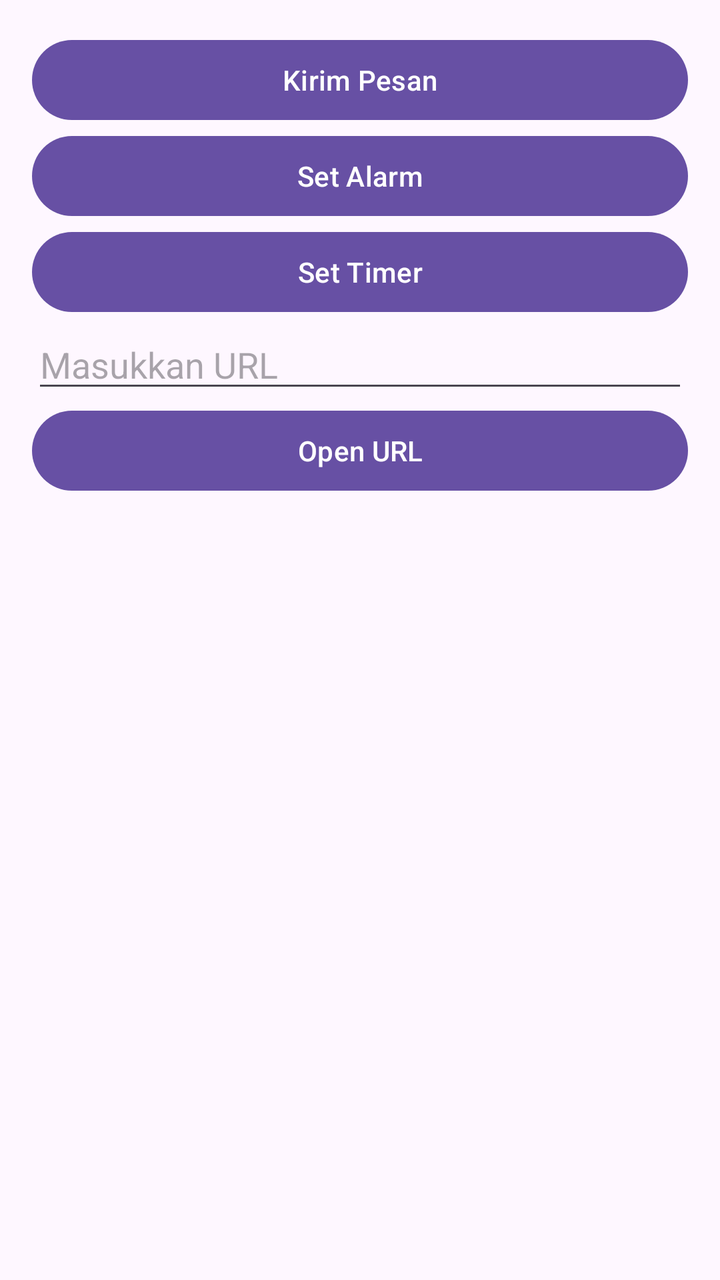
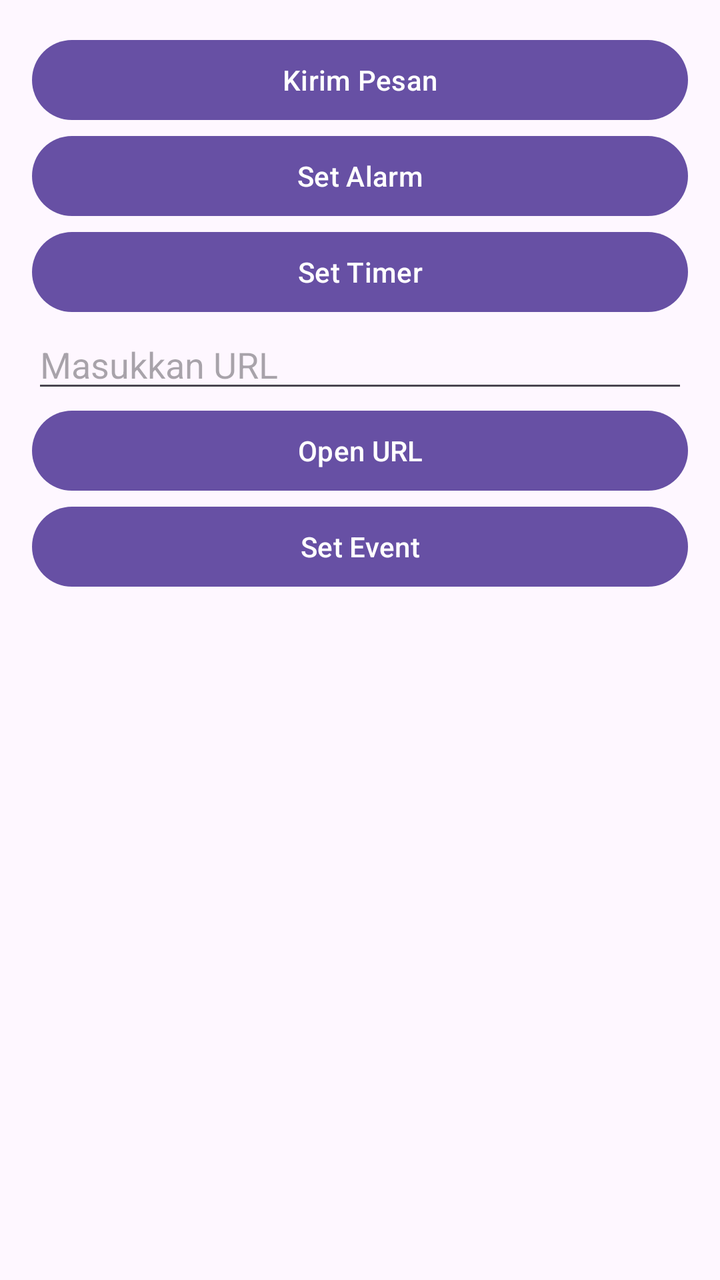

Compare the two renders of this Android layout. The source of the first and the diff that turns it into the second are given below.
<!-- AndroidManifest.xml: application theme Theme.ExploreIntentImplisit -->
<!-- res/layout/activity_main.xml -->
<?xml version="1.0" encoding="utf-8"?>
<LinearLayout xmlns:android="http://schemas.android.com/apk/res/android"
    android:id="@+id/main"
    android:layout_width="match_parent"
    android:layout_height="match_parent"
    android:orientation="vertical"
    android:padding="16dp">

    <Button
        android:id="@+id/btnKirimPesan"
        android:layout_width="match_parent"
        android:layout_height="wrap_content"
        android:text="Kirim Pesan"/>

    <Button
        android:id="@+id/btnSetAlarm"
        android:layout_width="match_parent"
        android:layout_height="wrap_content"
        android:text="Set Alarm" />

    <Button
        android:layout_width="match_parent"
        android:layout_height="wrap_content"
        android:id="@+id/btnSetTimer"
        android:text="Set Timer" />

    <EditText
        android:id="@+id/etURL"
        android:layout_width="match_parent"
        android:layout_height="wrap_content"
        android:hint="Masukkan URL" />

    <Button
        android:id="@+id/btnOpenURL"
        android:layout_width="match_parent"
        android:layout_height="wrap_content"
        android:text="Open URL" />

</LinearLayout>
<!-- resources referenced by this layout -->
<resources>
  <style name="Theme.ExploreIntentImplisit" parent="Base.Theme.ExploreIntentImplisit" />
  <style name="Base.Theme.ExploreIntentImplisit" parent="Theme.Material3.DayNight.NoActionBar">
          
          
      </style>
</resources>

<!-- the commit's change to res/layout/activity_main.xml (unified diff, before → after) -->
@@ -36,4 +36,10 @@
         android:layout_height="wrap_content"
         android:text="Open URL" />
 
+    <Button
+        android:id="@+id/btnSetEvent"
+        android:layout_width="match_parent"
+        android:layout_height="wrap_content"
+        android:text="Set Event" />
+
 </LinearLayout>
